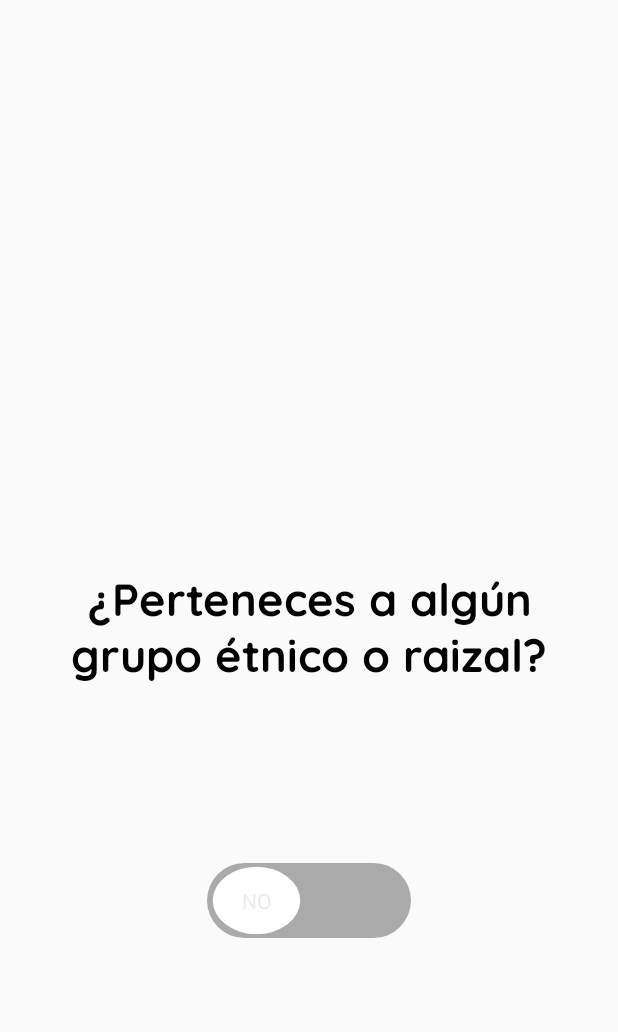
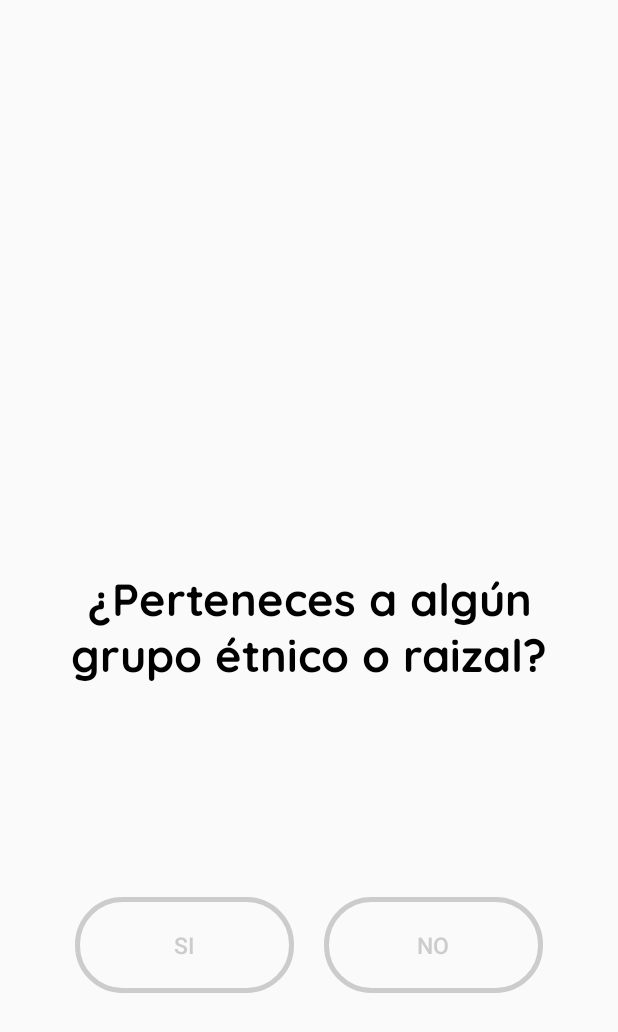
Before and after one commit to MiguelAPaez/Estudia, an Android app: the CustomerRegisterContainer screen opened directly, with no data from a screen before it, on a phone screen of 412 x 824 dp. Shown: the top 1032 px of the screen. Run offline under Robolectric (Android 15) with nearby library versions, the phone set to English and light mode, and no system bars.

Commit message:
:construction: Changes in customer register buttons, buttons for switch

```diff
--- a/app/src/main/AndroidManifest.xml
+++ b/app/src/main/AndroidManifest.xml
@@ -14,7 +14,7 @@
         android:theme="@style/Theme.Estudia"
         tools:targetApi="31">
         <activity
-            android:name=".CustomerRegisterContainer"
+            android:name=".activities.CustomerRegisterContainer"
             android:exported="false"
             android:label="@string/title_activity_customer_register_container"
             android:theme="@style/Theme.Estudia.NoActionBar" />
--- a/app/src/main/java/com/example/estudia/CustomerRegisterContainer.java
+++ b/app/src/main/java/com/example/estudia/activities/CustomerRegisterContainer.java
@@ -1,7 +1,8 @@
-package com.example.estudia;
+package com.example.estudia.activities;
 
 import android.os.Bundle;
 
+import com.example.estudia.R;
 import com.example.estudia.fragments.customer_register.EigthCustomerRegisterFragment;
 import com.example.estudia.fragments.customer_register.FifthCustomerRegisterFragment;
 import com.example.estudia.fragments.customer_register.FirstCustomerRegisterFragment;
--- a/app/src/main/res/layout/activity_customer_register_container.xml
+++ b/app/src/main/res/layout/activity_customer_register_container.xml
@@ -5,7 +5,7 @@
     android:id="@+id/fragment_container_view"
     android:layout_width="match_parent"
     android:layout_height="match_parent"
-    tools:context=".CustomerRegisterContainer">
+    tools:context=".activities.CustomerRegisterContainer">
 
     <androidx.viewpager.widget.ViewPager
         android:id="@+id/view_pager_customer"
--- a/app/src/main/res/layout/fragment_first_customer_register.xml
+++ b/app/src/main/res/layout/fragment_first_customer_register.xml
@@ -26,14 +26,22 @@
             app:layout_constraintTop_toTopOf="parent"
             style="@style/TitleTextView" />
 
-        <Switch
-            android:id="@+id/switchFirstCustomerRegister"
+        <LinearLayout
+            style="@style/LinearLayoutHorizontalBase"
             app:layout_constraintBottom_toBottomOf="parent"
             app:layout_constraintEnd_toEndOf="parent"
             app:layout_constraintStart_toStartOf="parent"
-            app:layout_constraintTop_toTopOf="@+id/questionTitleFirstCustomerRegister"
-            tools:ignore="UseSwitchCompatOrMaterialXml"
-            style="@style/SwitchCustomerRegisterStyle" />
+            app:layout_constraintTop_toBottomOf="@+id/questionTitleFirstCustomerRegister">
 
+            <Button
+                android:id="@+id/yesButtonFirstFragment"
+                style="@style/CustomerRegisterButtonStyle"
+                android:text="@string/button_survey_yes" />
+
+            <Button
+                android:id="@+id/noButtonFirstFragment"
+                style="@style/CustomerRegisterButtonStyle"
+                android:text="@string/button_survey_no" />
+        </LinearLayout>
     </androidx.constraintlayout.widget.ConstraintLayout>
 </FrameLayout>
--- a/app/src/main/res/values/themes.xml
+++ b/app/src/main/res/values/themes.xml
@@ -165,6 +165,12 @@
         <item name="android:layout_gravity">left</item>
     </style>
 
+    <style name="CustomerRegisterButtonStyle" parent="SurveyButtonStyle">
+        <item name="android:layout_margin">10dp</item>
+        <item name="android:layout_weight">1</item>
+        <item name="android:elevation">12dp</item>
+    </style>
+
     <!--    Text Input Edit Text-->
 
     <style name="TextInputEditStyle" parent="@style/WightHeightWrap">
```
